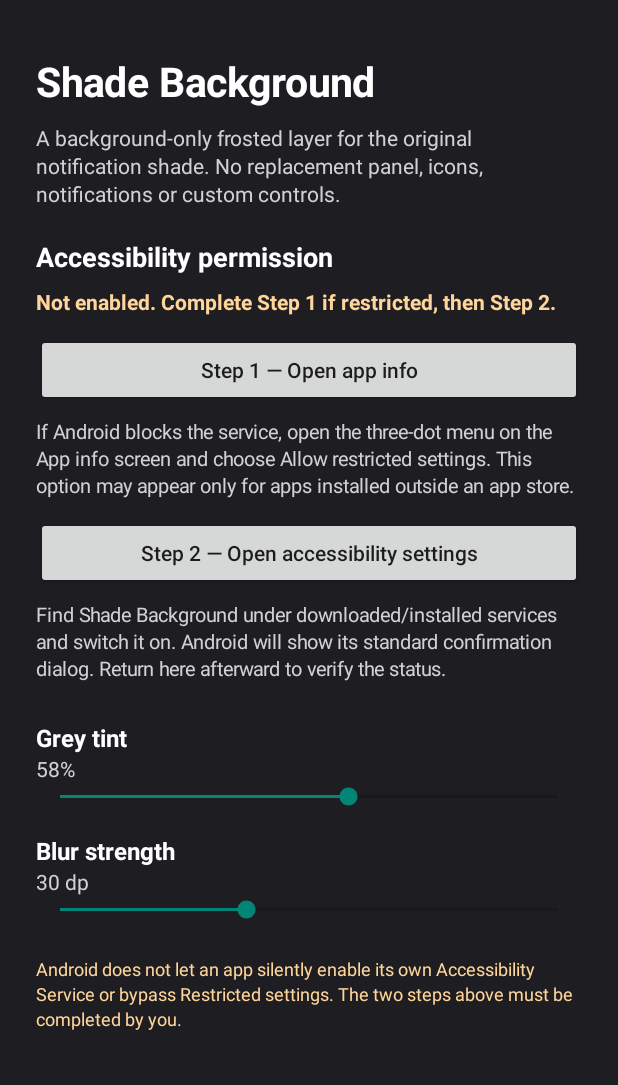
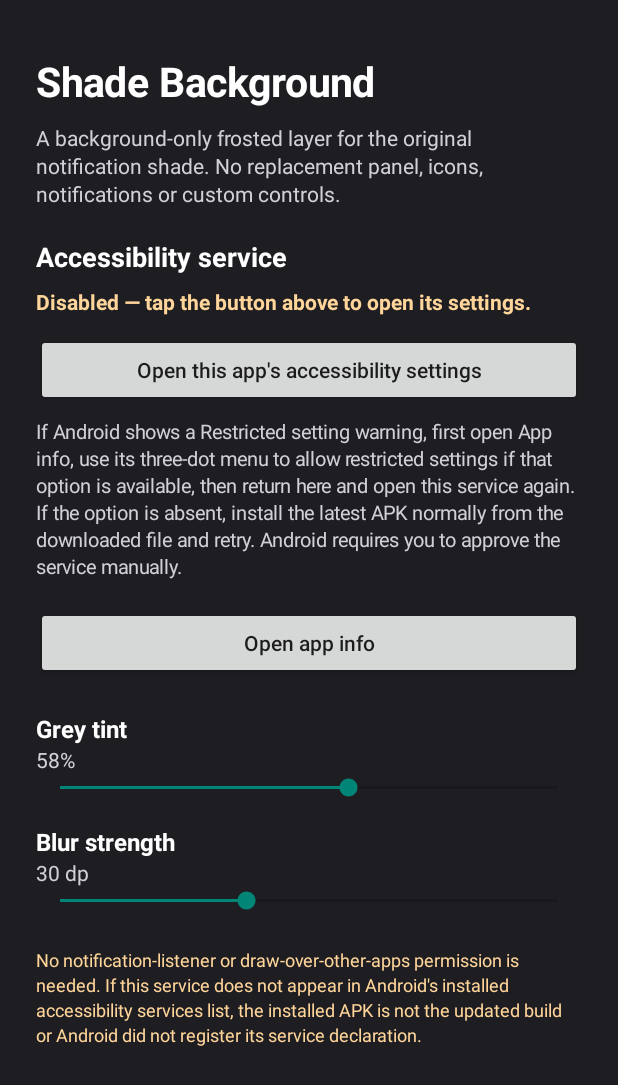
Before and after one commit to Wasifazhar00/Translucent-notify, an Android app: the screen it shows after launch (MainActivity), on a phone screen of 412 x 824 dp. Shown: the top 1085 px of the screen. Run offline under Robolectric (Android 15) with nearby library versions, the phone set to English and light mode, and no system bars.

Commit message:
Improve accessibility service registration and direct settings flow

```diff
--- a/app/build.gradle.kts
+++ b/app/build.gradle.kts
@@ -9,8 +9,8 @@ android {
         applicationId = "com.wasif.translucentnotify"
         minSdk = 26
         targetSdk = 35
-        versionCode = 4
-        versionName = "2.1.0"
+        versionCode = 5
+        versionName = "2.1.1"
     }
     buildTypes {
         release {
--- a/app/src/main/java/com/wasif/translucentnotify/MainActivity.kt
+++ b/app/src/main/java/com/wasif/translucentnotify/MainActivity.kt
@@ -6,6 +6,7 @@ import android.content.ComponentName
 import android.content.Intent
 import android.graphics.Color
 import android.net.Uri
+import android.os.Build
 import android.os.Bundle
 import android.provider.Settings
 import android.view.Gravity
@@ -39,33 +40,34 @@ class MainActivity : Activity() {
             14,0xFFD0D0D5.toInt(),false
         ).apply { setPadding(0,dp(10),0,dp(20)) })
 
-        page.addView(label("Accessibility permission",18,Color.WHITE,true))
+        page.addView(label("Accessibility service",18,Color.WHITE,true))
         permissionStatus = label("",14,0xFFFFD59A.toInt(),true)
         page.addView(permissionStatus.apply { setPadding(0,dp(8),0,dp(12)) })
 
         page.addView(Button(this).apply {
-            text = "Step 1 — Open app info"; isAllCaps = false
-            setOnClickListener { openAppInfo() }
+            text = "Open this app's accessibility settings"
+            isAllCaps = false
+            setOnClickListener { openServiceSettings() }
         })
         page.addView(label(
-            "If Android blocks the service, open the three-dot menu on the App info screen " +
-                "and choose Allow restricted settings. This option may appear only for apps installed outside an app store.",
-            13,0xFFD0D0D5.toInt(),false
-        ).apply { setPadding(0,dp(8),0,dp(12)) })
-
-        page.addView(Button(this).apply {
-            text = "Step 2 — Open accessibility settings"; isAllCaps = false
-            setOnClickListener {
-                startActivity(Intent(Settings.ACTION_ACCESSIBILITY_SETTINGS))
-            }
-        })
-        page.addView(label(
-            "Find Shade Background under downloaded/installed services and switch it on. " +
-                "Android will show its standard confirmation dialog. Return here afterward to verify the status.",
+            "If Android shows a Restricted setting warning, first open App info, use its three-dot menu " +
+                "to allow restricted settings if that option is available, then return here and open this service again. " +
+                "If the option is absent, install the latest APK normally from the downloaded file and retry. " +
+                "Android requires you to approve the service manually.",
             13,0xFFD0D0D5.toInt(),false
         ).apply { setPadding(0,dp(8),0,dp(18)) })
 
-        page.addView(label("Grey tint",16,Color.WHITE,true).apply { setPadding(0,dp(8),0,0) })
+        page.addView(Button(this).apply {
+            text = "Open app info"
+            isAllCaps = false
+            setOnClickListener {
+                startActivity(Intent(Settings.ACTION_APPLICATION_DETAILS_SETTINGS).apply {
+                    data = Uri.fromParts("package", packageName, null)
+                })
+            }
+        })
+
+        page.addView(label("Grey tint",16,Color.WHITE,true).apply { setPadding(0,dp(22),0,0) })
         tintLabel = label("",14,0xFFD0D0D5.toInt(),false)
         page.addView(tintLabel)
         page.addView(SeekBar(this).apply {
@@ -100,8 +102,9 @@ class MainActivity : Activity() {
         })
 
         page.addView(label(
-            "Android does not let an app silently enable its own Accessibility Service or bypass Restricted settings. " +
-                "The two steps above must be completed by you.",
+            "No notification-listener or draw-over-other-apps permission is needed. " +
+                "If this service does not appear in Android's installed accessibility services list, " +
+                "the installed APK is not the updated build or Android did not register its service declaration.",
             12,0xFFFFD59A.toInt(),false
         ).apply { setPadding(0,dp(22),0,0) })
     }
@@ -109,6 +112,20 @@ class MainActivity : Activity() {
     override fun onResume() {
         super.onResume()
         if (::permissionStatus.isInitialized) refreshPermissionStatus()
+    }
+
+    private fun openServiceSettings() {
+        val component = ComponentName(this, PanelAccessibilityService::class.java)
+        if (Build.VERSION.SDK_INT >= 33) {
+            val detail = Intent(Settings.ACTION_ACCESSIBILITY_DETAILS_SETTINGS).apply {
+                putExtra(Settings.EXTRA_ACCESSIBILITY_SERVICE_COMPONENT_NAME, component)
+            }
+            try {
+                startActivity(detail)
+                return
+            } catch (_: Exception) { }
+        }
+        startActivity(Intent(Settings.ACTION_ACCESSIBILITY_SETTINGS))
     }
 
     private fun refreshPermissionStatus() {
@@ -122,20 +139,13 @@ class MainActivity : Activity() {
             }
         }
         permissionStatus.text = if (enabled) {
-            "Enabled — Accessibility Service is active."
+            "Enabled — service is active."
         } else {
-            "Not enabled. Complete Step 1 if restricted, then Step 2."
+            "Disabled — tap the button above to open its settings."
         }
         permissionStatus.setTextColor(
             if (enabled) 0xFF8FE3A0.toInt() else 0xFFFFD59A.toInt()
         )
-    }
-
-    private fun openAppInfo() {
-        val intent = Intent(Settings.ACTION_APPLICATION_DETAILS_SETTINGS).apply {
-            data = Uri.fromParts("package", packageName, null)
-        }
-        startActivity(intent)
     }
 
     private fun label(text:String,size:Int,color:Int,bold:Boolean) = TextView(this).apply {
--- a/app/src/main/res/values/strings.xml
+++ b/app/src/main/res/values/strings.xml
@@ -1,2 +1,5 @@
 <?xml version="1.0" encoding="utf-8"?>
-<resources><string name="a11y_description">Detects when the system notification shade is open and shows a background-only translucent layer underneath it. Does not read or store notification text.</string></resources>
+<resources>
+    <string name="accessibility_service_label">Shade Background</string>
+    <string name="a11y_description">Detects when the system notification shade is open and shows a background-only translucent layer underneath it. Does not read or store notification text.</string>
+</resources>
```
Also changed, not shown: app/src/main/AndroidManifest.xml (+26 -9 lines).
